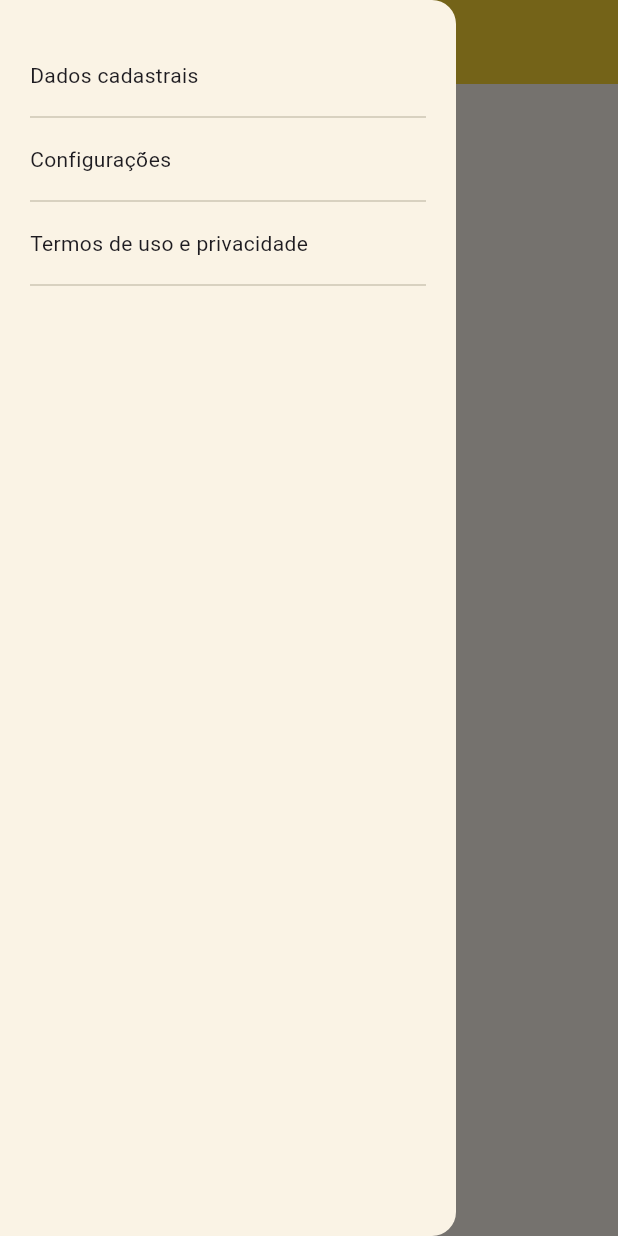
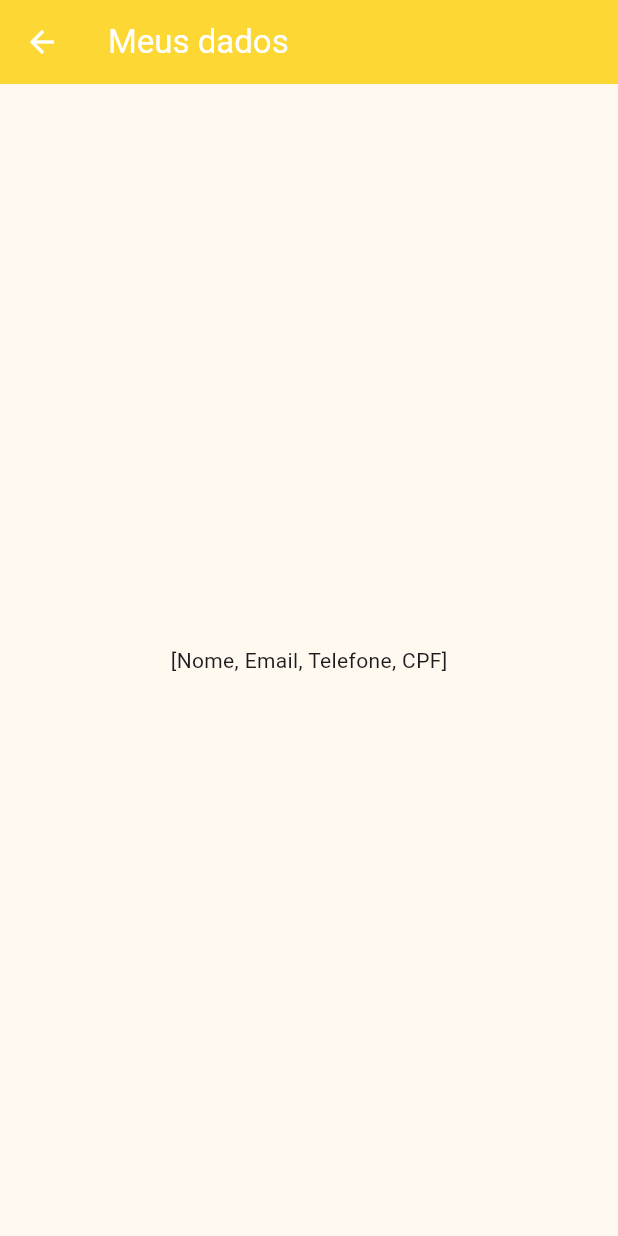
Before and after one commit to raphaeltake/Curso-flutter, a Flutter app: the MainPage screen opened directly, in the side drawer, after a tap on "Dados cadastrais", on a phone screen of 412 x 824 dp. Run offline on Flutter 3.47's test engine with Material 3 defaults, Android fonts, the phone set to English and light mode, and no system bars; our stand-ins replace google_fonts; missing offline and left inert: dart:ffi; network calls fail; Roboto replaces fonts that are missing (Cairo).

Commit message:
Navigator.push e passando dados para outras telas

```diff
--- /dev/null
+++ b/navegacao_e_controle_acesso_a_paginas/lib/pages/dados_cadastrais.dart
@@ -0,0 +1,17 @@
+import 'package:flutter/material.dart';
+
+class DadosCadastrais extends StatelessWidget {
+  final String texto;
+  final List<String> dados;
+  const DadosCadastrais({super.key, required this.texto, required this.dados});
+
+  @override
+  Widget build(BuildContext context) {
+    return Scaffold(
+      appBar: AppBar(title: Text(texto)),
+      body: Center(
+        child: Text(dados.toString()),
+      ),
+    );
+  }
+}
--- a/navegacao_e_controle_acesso_a_paginas/lib/pages/main_page.dart
+++ b/navegacao_e_controle_acesso_a_paginas/lib/pages/main_page.dart
@@ -1,6 +1,7 @@
 import 'dart:ffi';
 
 import 'package:flutter/material.dart';
+import 'package:primeiroscomponentes/pages/dados_cadastrais.dart';
 
 class MainPage extends StatefulWidget {
   const MainPage({super.key});
@@ -27,7 +28,13 @@ class _MainPageState extends State<MainPage> {
                     width: double.infinity,
                     child: InkWell(
                       child: Text("Dados cadastrais"),
-                      onTap: (){},
+                      onTap: (){
+                        Navigator.pop(context); //Desabilita o drawer ao voltar da página DadosCadastrais.
+                        Navigator.push(
+                            context,
+                            MaterialPageRoute(builder: (context) => DadosCadastrais(texto: "Meus dados", dados: ["Nome", "Email", "Telefone", "CPF"],))
+                        );
+                      },
                     ),
                   ),
                   Divider(),
```
